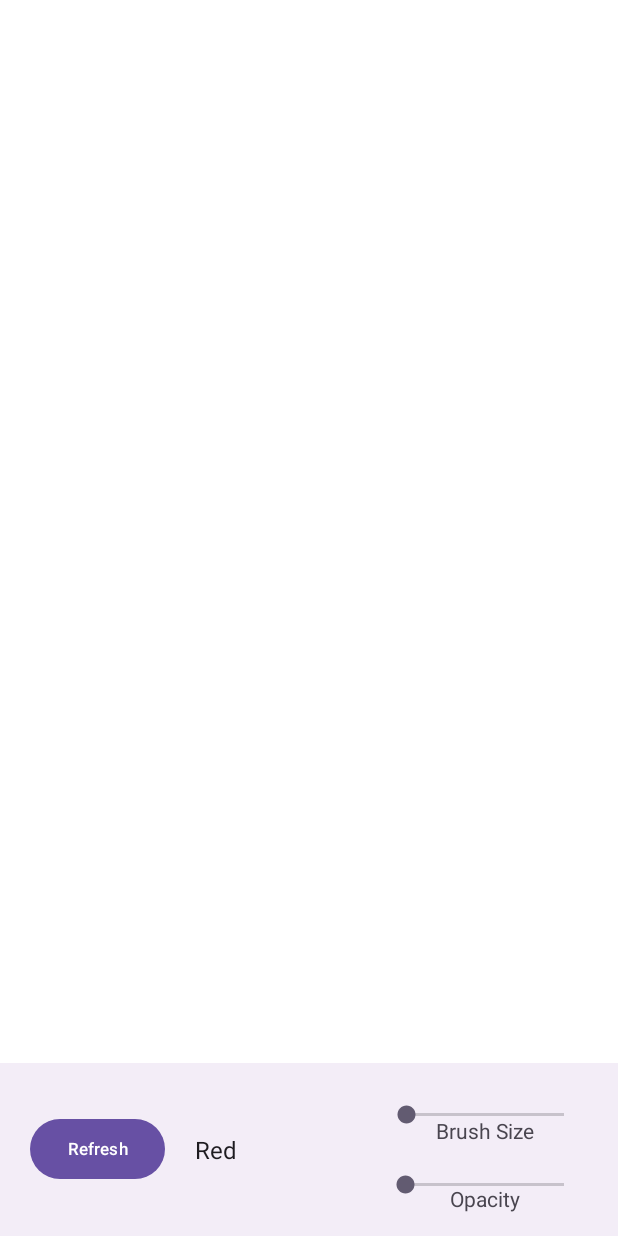
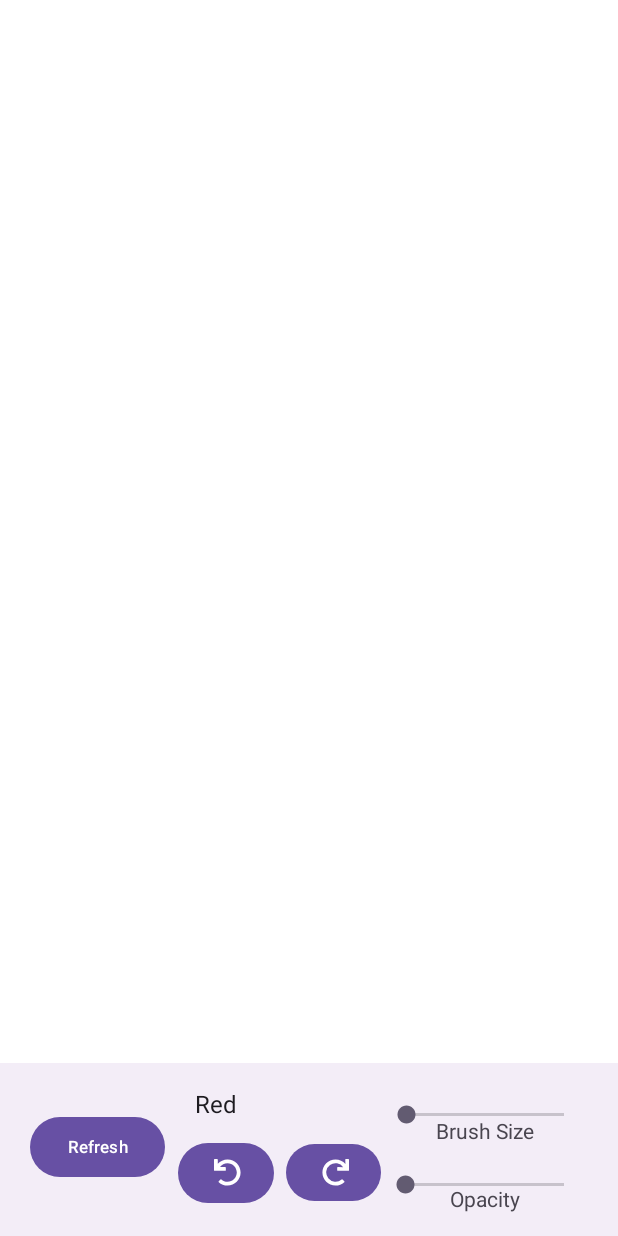
Before and after one commit to mercedes-mathews/CISCX82Doodler, an Android app: the screen it shows after launch (MainActivity), on a phone screen of 412 x 824 dp. Run offline under Robolectric (Android 15) with nearby library versions, the phone set to English and light mode, and no system bars.

Commit message:
added an undo and redo functionality

```diff
--- a/app/src/main/java/com/example/doodlecisc482/MainActivity.java
+++ b/app/src/main/java/com/example/doodlecisc482/MainActivity.java
@@ -22,6 +22,14 @@ public class MainActivity extends AppCompatActivity {
         // Find and set up the Refresh Button
         Button refreshButton = findViewById(R.id.refreshButton);
         refreshButton.setOnClickListener(v -> doodleView.clearCanvas());
+
+        // Find and set up the Undo Button
+        Button undoButton = findViewById(R.id.undoButton);
+        undoButton.setOnClickListener(v -> doodleView.undo());
+
+        // Find and set up the Redo Button
+        Button redoButton = findViewById(R.id.redoButton);
+        redoButton.setOnClickListener(v -> doodleView.redo());
 
         // Set up the Brush Size SeekBar
         SeekBar brushSizeSeekBar = findViewById(R.id.brushSizeSeekBar);
--- /dev/null
+++ b/app/src/main/res/drawable/redo_svgrepo_com.xml
@@ -0,0 +1,9 @@
+<vector xmlns:android="http://schemas.android.com/apk/res/android"
+    android:width="800dp"
+    android:height="800dp"
+    android:viewportWidth="512"
+    android:viewportHeight="512">
+  <path
+      android:pathData="M500.33,0h-47.41a12,12 0,0 0,-12 12.57l4,82.76A247.42,247.42 0,0 0,256 8C119.34,8 7.9,119.53 8,256.19 8.1,393.07 119.1,504 256,504a247.1,247.1 0,0 0,166.18 -63.91,12 12,0 0,0 0.48,-17.43l-34,-34a12,12 0,0 0,-16.38 -0.55A176,176 0,1 1,402.1 157.8l-101.53,-4.87a12,12 0,0 0,-12.57 12v47.41a12,12 0,0 0,12 12h200.33a12,12 0,0 0,12 -12V12a12,12 0,0 0,-12 -12z"
+      android:fillColor="#000000"/>
+</vector>
--- /dev/null
+++ b/app/src/main/res/drawable/undo_svgrepo_com__1_.xml
@@ -0,0 +1,9 @@
+<vector xmlns:android="http://schemas.android.com/apk/res/android"
+    android:width="800dp"
+    android:height="800dp"
+    android:viewportWidth="512"
+    android:viewportHeight="512">
+  <path
+      android:pathData="M212.33,224.33H12c-6.63,0 -12,-5.37 -12,-12V12C0,5.37 5.37,0 12,0h48c6.63,0 12,5.37 12,12v78.11C117.77,39.28 184.26,7.47 258.17,8.01c136.91,0.99 246.45,111.62 246.16,248.53C504.04,393.26 393.12,504 256.33,504c-64.09,0 -122.5,-24.31 -166.51,-64.21 -5.1,-4.62 -5.33,-12.55 -0.47,-17.42l33.97,-33.97c4.47,-4.47 11.66,-4.72 16.4,-0.52C170.76,415.34 211.58,432 256.33,432c97.27,0 176,-78.72 176,-176 0,-97.27 -78.72,-176 -176,-176 -58.5,0 -110.28,28.48 -142.27,72.33h98.27c6.63,0 12,5.37 12,12v48c0,6.63 -5.37,12 -12,12z"
+      android:fillColor="#000000"/>
+</vector>
--- a/app/src/main/res/layout/activity_main.xml
+++ b/app/src/main/res/layout/activity_main.xml
@@ -8,6 +8,9 @@
     tools:context=".MainActivity">
 
     <!-- DoodleView (Drawing Area) -->
+
+    <!-- BottomAppBar -->
+
     <com.example.doodlecisc482.DoodleView
         android:id="@+id/doodleView"
         android:layout_width="match_parent"
@@ -16,7 +19,6 @@
         app:layout_constraintBottom_toTopOf="@id/widgetContainer"
         app:layout_constraintTop_toTopOf="parent" />
 
-    <!-- BottomAppBar -->
     <com.google.android.material.bottomappbar.BottomAppBar
         android:id="@+id/bottomAppBar"
         android:layout_width="match_parent"
@@ -35,6 +37,8 @@
         app:layout_anchor="@id/bottomAppBar"
         app:layout_anchorGravity="top">
 
+        <!-- Brush Size SeekBar -->
+
         <Button
             android:id="@+id/refreshButton"
             android:layout_width="90dp"
@@ -44,7 +48,8 @@
             app:layout_constraintBottom_toBottomOf="parent"
             app:layout_constraintEnd_toStartOf="@+id/colorSpinner"
             app:layout_constraintStart_toStartOf="parent"
-            app:layout_constraintTop_toTopOf="parent" />
+            app:layout_constraintTop_toTopOf="parent"
+            app:layout_constraintVertical_bias="0.48" />
 
         <Spinner
             android:id="@+id/colorSpinner"
@@ -55,9 +60,9 @@
             app:layout_constraintBottom_toBottomOf="parent"
             app:layout_constraintEnd_toStartOf="@+id/opacitySeekBar"
             app:layout_constraintStart_toEndOf="@+id/refreshButton"
-            app:layout_constraintTop_toTopOf="parent" />
+            app:layout_constraintTop_toTopOf="parent"
+            app:layout_constraintVertical_bias="0.103" />
 
-        <!-- Brush Size SeekBar -->
         <SeekBar
             android:id="@+id/brushSizeSeekBar"
             android:layout_width="137dp"
@@ -102,5 +107,32 @@
             app:layout_constraintStart_toStartOf="@+id/opacitySeekBar"
             app:layout_constraintTop_toTopOf="parent"
             app:layout_constraintVertical_bias="1.0" />
+
+        <Button
+            android:id="@+id/undoButton"
+            android:layout_width="64dp"
+            android:layout_height="48dp"
+            android:drawableTop="@drawable/undo_svgrepo_com__1_"
+            android:text="Undo"
+            android:textSize="11sp"
+            app:icon="@drawable/undo_svgrepo_com__1_"
+            app:layout_constraintBottom_toBottomOf="parent"
+            app:layout_constraintEnd_toStartOf="@+id/redoButton"
+            app:layout_constraintStart_toEndOf="@+id/refreshButton"
+            app:layout_constraintTop_toBottomOf="@+id/colorSpinner" />
+
+        <Button
+            android:id="@+id/redoButton"
+            android:layout_width="63dp"
+            android:layout_height="46dp"
+            android:drawableTop="@drawable/undo_svgrepo_com__1_"
+            android:text="Undo"
+            android:textSize="11sp"
+            app:icon="@drawable/redo_svgrepo_com"
+            app:layout_constraintBottom_toBottomOf="parent"
+            app:layout_constraintEnd_toStartOf="@+id/opacitySeekBar"
+            app:layout_constraintTop_toBottomOf="@+id/colorSpinner" />
+
     </androidx.constraintlayout.widget.ConstraintLayout>
+
 </androidx.coordinatorlayout.widget.CoordinatorLayout>
```
Also changed, not shown: app/src/main/java/com/example/doodlecisc482/DoodleView.java (+36 -12 lines).
